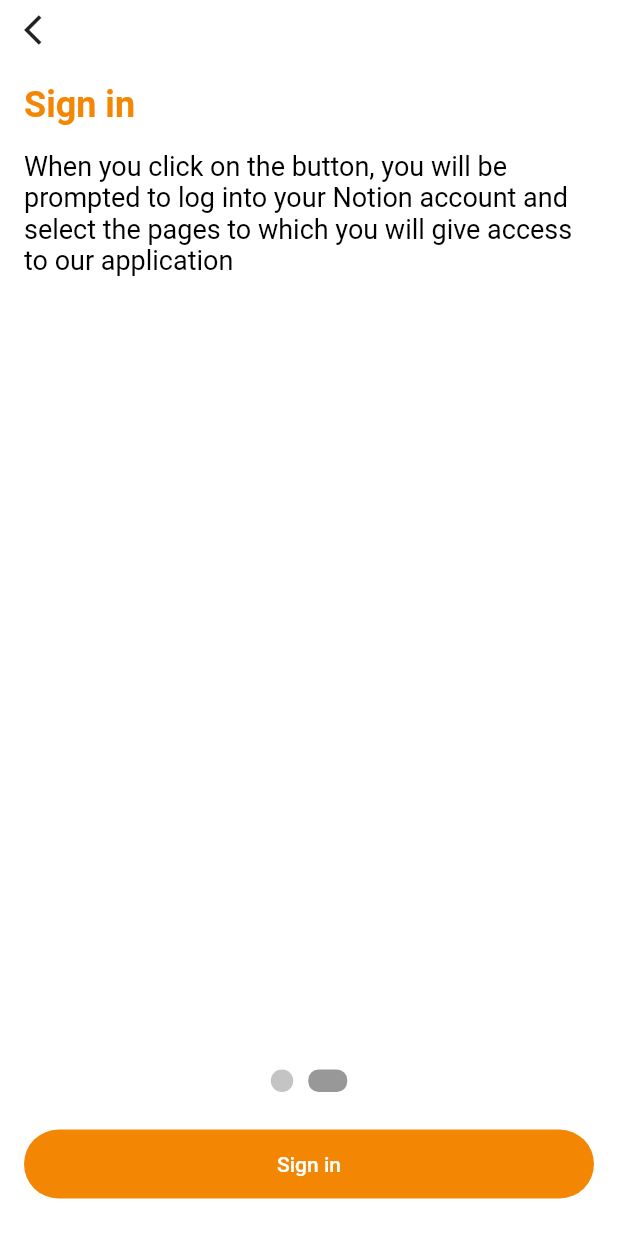
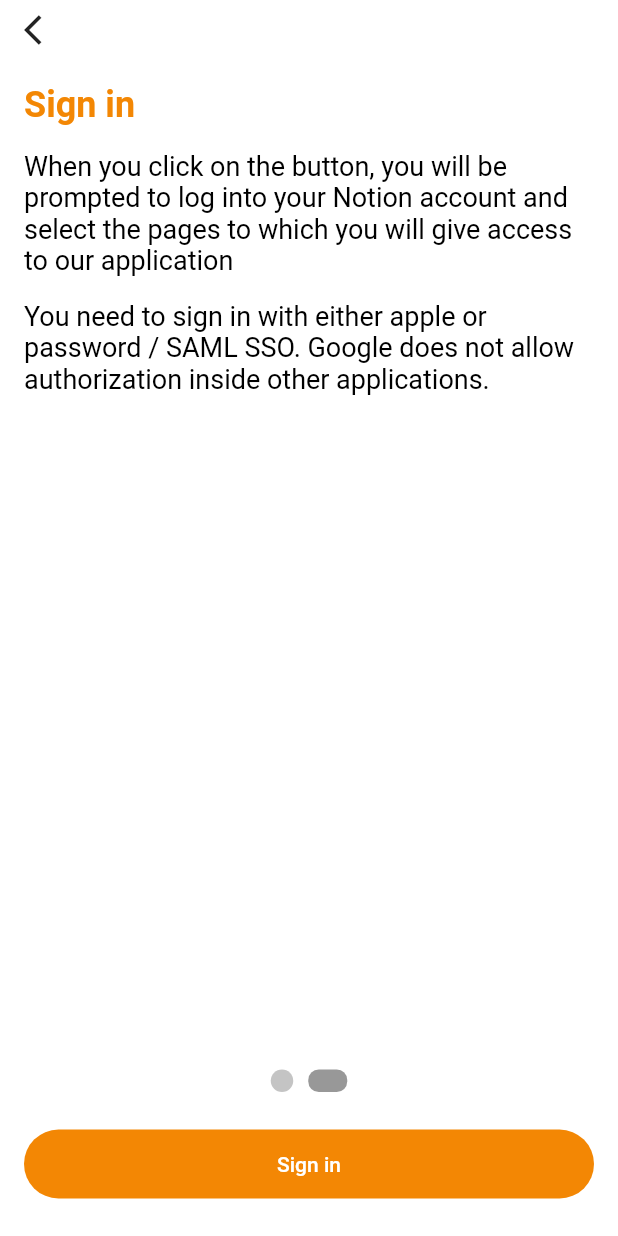
Before and after one commit to ekinsdrow/notion_client, a Flutter app: the screen it shows after launch, swiped to page 2, on a phone screen of 412 x 824 dp. Run offline on Flutter 3.47's test engine with Material 2 defaults, Android fonts, the phone set to English and light mode, and no system bars; our stand-ins replace auto_route, bloc, dio, flutter_bloc, flutter_secure_storage, flutter_svg and 3 more; missing offline and left inert: oauth2; generated files the repository leaves out were written again.

Commit message:
Add auth text

```diff
--- a/lib/l10n/intl_en.arb
+++ b/lib/l10n/intl_en.arb
@@ -6,5 +6,6 @@
   "sign_in": "Sign in",
   "token": "Token",
   "welcome_text_1": "Notion Client is an unofficial application for the Notion.so. Our goal is to make the use of the Notion on the phone convenient. We hope you will like it",
-  "welcome_text_2": "When you click on the button, you will be prompted to log into your Notion account and select the pages to which you will give access to our application"
+  "welcome_text_2": "When you click on the button, you will be prompted to log into your Notion account and select the pages to which you will give access to our application",
+  "welcome_text_3": "You need to sign in with either apple or password / SAML SSO. Google does not allow authorization inside other applications."
 }
--- a/lib/l10n/intl_ru.arb
+++ b/lib/l10n/intl_ru.arb
@@ -6,5 +6,6 @@
   "sign_in": "Войти",
   "token": "Токен",
   "welcome_text_1":"Notion Client - это неофициальное приложение для сервиса Notion.so. Наша цель - сделать использование Notion на телефоне удобнее. Надеемся, вам понравится",
-  "welcome_text_2":"При нажатии на кнопку вам будет предложено войти в ваш аккаунт notion и выбрать страницы, к которым вы дадите доступ нашему приложению"
+  "welcome_text_2":"При нажатии на кнопку вам будет предложено войти в ваш аккаунт Notion и выбрать страницы, к которым вы дадите доступ нашему приложению",
+  "welcome_text_3":"Необходимо выполнить вход либо с помощью apple, либо используя пароль/SAML SSO. Google не позволяет делать авторизацию внутри чужих приложений."
 }
--- a/lib/presentation/pages/welcome_page/second_page.dart
+++ b/lib/presentation/pages/welcome_page/second_page.dart
@@ -46,6 +46,12 @@ class SecondPage extends StatelessWidget {
           Text(
             S.of(context).welcome_text_2,
           ),
+          const SizedBox(
+            height: paddingsMedium,
+          ),
+          Text(
+            S.of(context).welcome_text_3,
+          ),
         ],
       ),
     );
```
Also changed, not shown: lib/generated/intl/messages_en.dart, lib/generated/intl/messages_ru.dart, lib/generated/l10n.dart, 1 other file.
